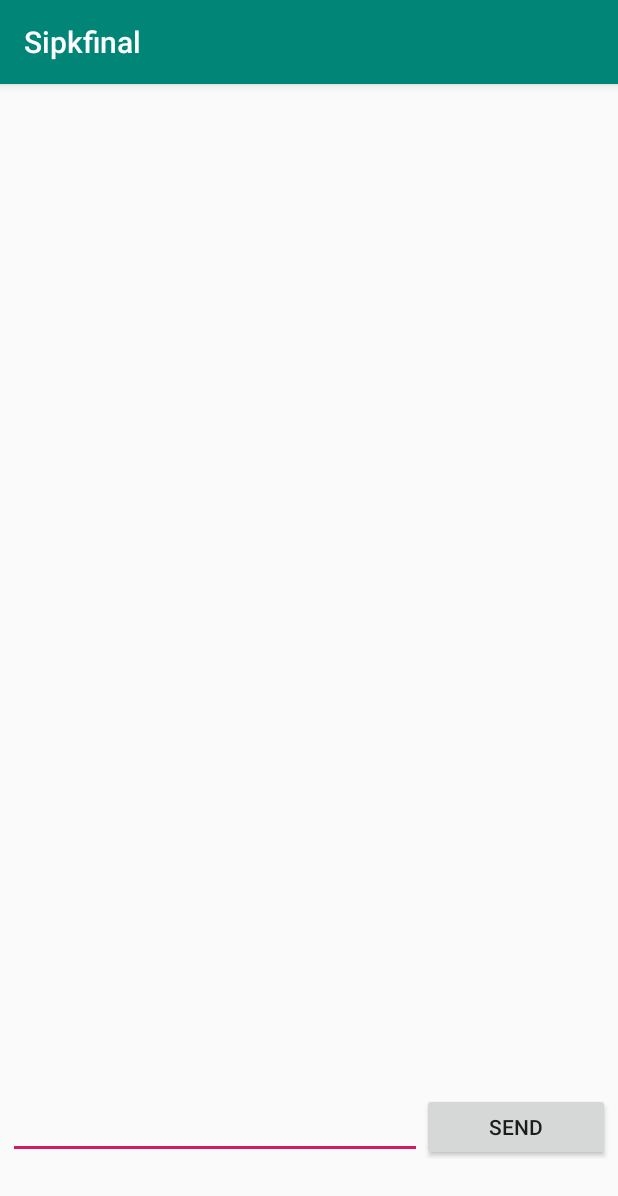
After one commit to ahmadicorp01/Sipkfinal, an Android app: the TanggapanActivity screen opened directly, with no data from a screen before it, on a phone screen of 412 x 824 dp. The commit adds this screen. Shown: the top 1196 px of the screen. Run offline under Robolectric (Android 15) with nearby library versions, the phone set to English and light mode, and no system bars.

Commit message:
Mau CHatting

```diff
--- /dev/null
+++ b/app/src/main/java/com/example/sipkfinal/TanggapanActivity.java
@@ -0,0 +1,13 @@
+package com.example.sipkfinal;
+
+import android.support.v7.app.AppCompatActivity;
+import android.os.Bundle;
+
+public class TanggapanActivity extends AppCompatActivity {
+
+    @Override
+    protected void onCreate(Bundle savedInstanceState) {
+        super.onCreate(savedInstanceState);
+        setContentView(R.layout.activity_tanggapan);
+    }
+}
--- /dev/null
+++ b/app/src/main/res/layout/activity_tanggapan.xml
@@ -0,0 +1,42 @@
+<?xml version="1.0" encoding="utf-8"?>
+<LinearLayout xmlns:android="http://schemas.android.com/apk/res/android"
+    xmlns:app="http://schemas.android.com/apk/res-auto"
+    xmlns:tools="http://schemas.android.com/tools"
+    android:layout_width="match_parent"
+    android:layout_height="match_parent"
+    android:orientation="vertical"
+    tools:context=".TanggapanActivity">
+
+    <android.support.v7.widget.RecyclerView
+        android:id="@+id/recycler_chat"
+        android:layout_width="match_parent"
+        android:layout_height="471dp"
+        android:layout_marginTop="100dp"
+        android:layout_marginBottom="100dp" />
+
+    <LinearLayout
+        android:id="@+id/linearLayout1"
+        android:orientation="horizontal"
+        android:layout_width="match_parent"
+        android:layout_height="wrap_content"
+        android:paddingLeft="5dp"
+        android:paddingRight="5dp"
+        android:paddingBottom="5dp"
+        android:baselineAligned="true">
+
+        <EditText android:layout_weight="1"
+            android:id="@+id/textInput"
+            android:layout_height="45dp"
+            android:layout_width="0dip">
+        </EditText>
+        <requestFocus></requestFocus>
+        <Button android:text="Send"
+            android:layout_height="45dp"
+            android:layout_width="125dp"
+            android:id="@+id/btnSend">
+        </Button>
+
+    </LinearLayout>
+
+
+</LinearLayout>
--- a/app/src/main/res/values/strings.xml
+++ b/app/src/main/res/values/strings.xml
@@ -1,5 +1,4 @@
 <resources>
     <string name="app_name">Sipkfinal</string>
-    <string-array name="kategori_arrays">
-    </string-array>
+    <string-array name="kategori_arrays"></string-array>
 </resources>
```
Also changed, not shown: app/src/main/AndroidManifest.xml (+5 -3 lines), app/src/main/res/layout/activity_daftar.xml (+13 -6 lines), app/src/main/res/layout/chat_pengguna_row.xml (added, +29 -0 lines), app/src/main/res/layout/daftar_laporan_row.xml (+5 -6 lines).
